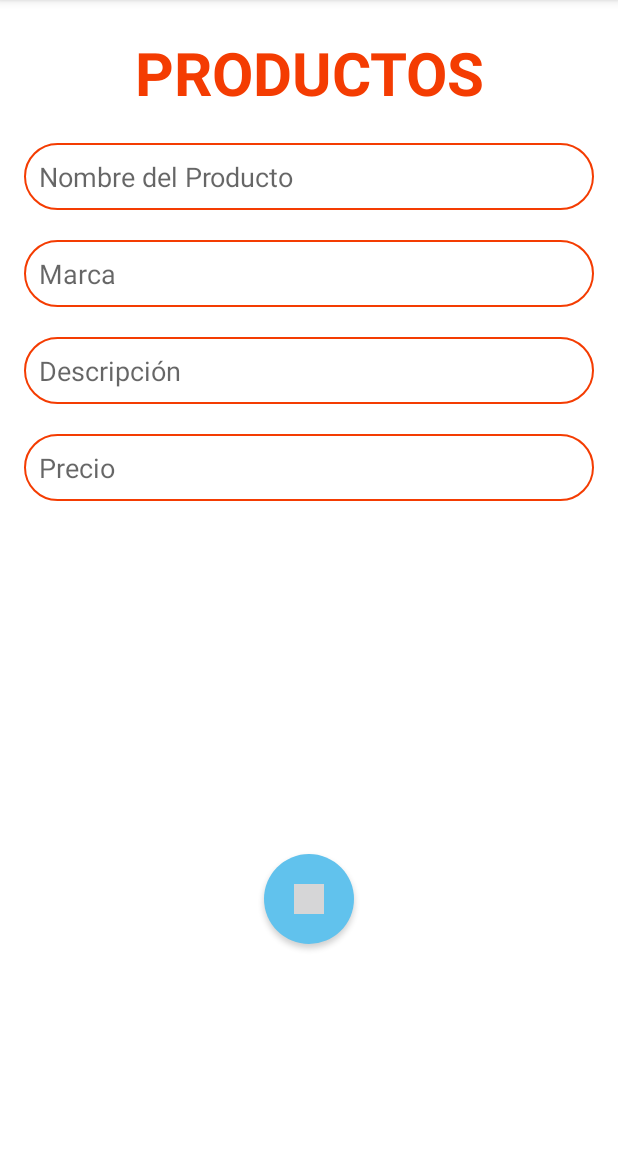
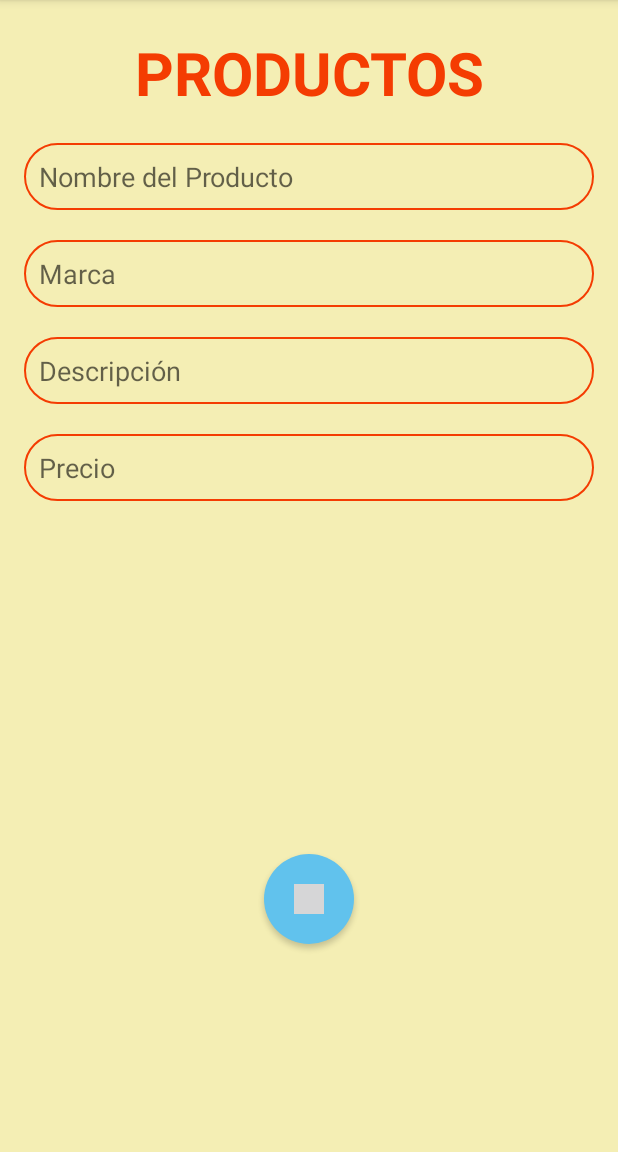
Before and after one commit to Hyung97/ControlesBasicos, an Android app: the screen it shows after launch (Productos), on a phone screen of 412 x 824 dp, the part 84-1236 px from its top. Run offline under Robolectric (Android 15) with nearby library versions, the phone set to English and light mode, and no system bars.

Commit message:
Solo falta corregir unos tres errores y queda funcional

```diff
--- a/app/src/main/res/layout/activity_main.xml
+++ b/app/src/main/res/layout/activity_main.xml
@@ -5,7 +5,7 @@
     android:layout_width="match_parent"
     android:layout_height="match_parent"
     tools:context=".MainActivity"
-    android:background="#ffff">
+    android:background="@color/colorAccent2">
 
     <EditText
         android:id="@+id/txtBuscarProductos"
--- a/app/src/main/res/layout/activity_productos.xml
+++ b/app/src/main/res/layout/activity_productos.xml
@@ -6,7 +6,7 @@
     android:layout_height="match_parent"
     android:padding="16dp"
     tools:context=".Productos"
-    android:background="#ffff">
+    android:background="@color/colorAccent2">
 
     <TextView
         android:id="@+id/txt"
--- a/app/src/main/res/values/colors.xml
+++ b/app/src/main/res/values/colors.xml
@@ -4,4 +4,6 @@
     <color name="colorPrimaryDark">#F43C02</color>
     <color name="colorAccent">#ED9615</color>
     <color name="colorAccent1">#61C2ED</color>
+    <color name="colorAccent2">#F4EEB4</color>
+
 </resources>
```
